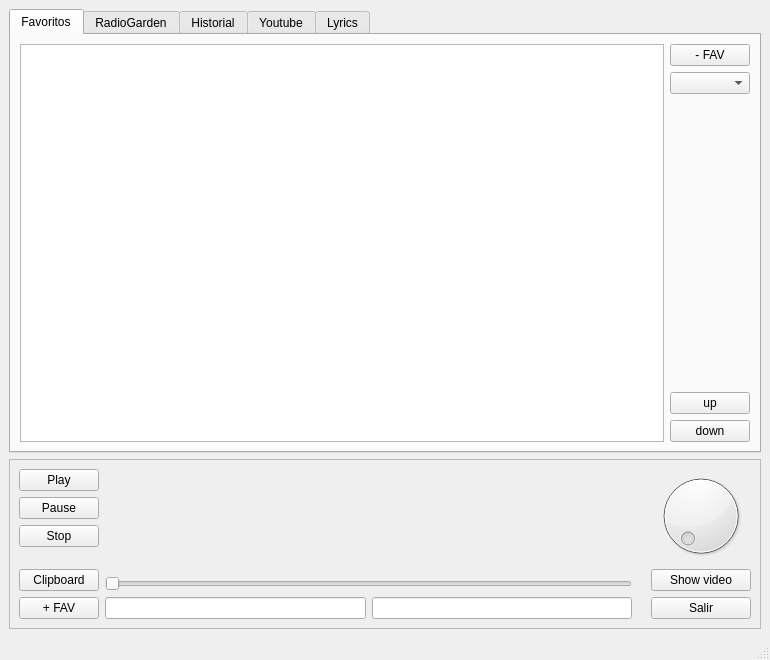
Before: the Qt Designer form jardin.ui in waltermas-gitter/jardinderadios, drawn with Qt 5.
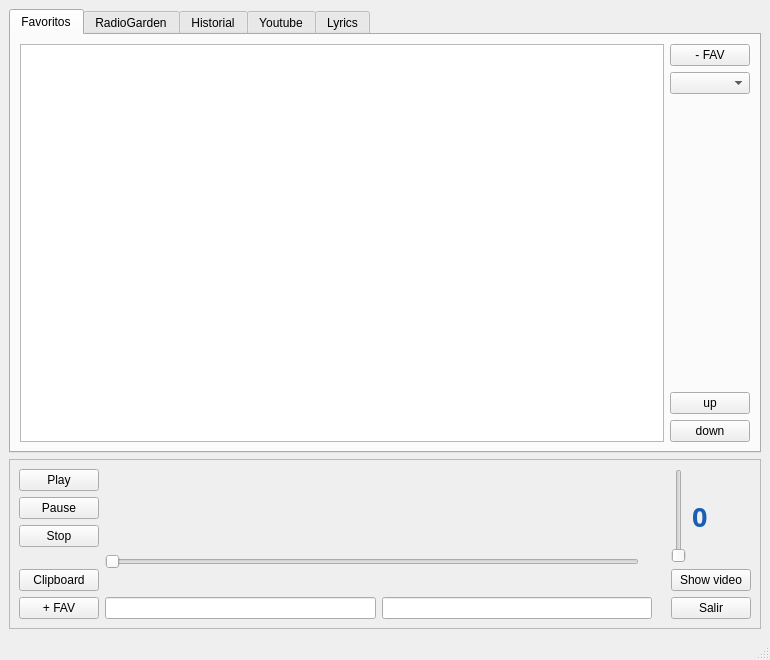
After: the same form once the commit is applied. Icons and pictures are not drawn.

Diff of the .ui file:
```diff
--- a/jardin.ui
+++ b/jardin.ui
@@ -305,7 +305,7 @@
       <property name="frameShadow">
        <enum>QFrame::Raised</enum>
       </property>
-      <layout class="QHBoxLayout" name="horizontalLayout_7">
+      <layout class="QHBoxLayout" name="horizontalLayout_9">
        <item>
         <layout class="QVBoxLayout" name="verticalLayout">
          <item>
@@ -385,11 +385,22 @@
           </layout>
          </item>
          <item>
-          <widget class="QSlider" name="timeSlider">
-           <property name="orientation">
-            <enum>Qt::Horizontal</enum>
-           </property>
-          </widget>
+          <layout class="QHBoxLayout" name="horizontalLayout_7">
+           <item>
+            <widget class="QSlider" name="timeSlider">
+             <property name="orientation">
+              <enum>Qt::Horizontal</enum>
+             </property>
+            </widget>
+           </item>
+           <item>
+            <widget class="QLabel" name="posLabel">
+             <property name="text">
+              <string/>
+             </property>
+            </widget>
+           </item>
+          </layout>
          </item>
          <item>
           <layout class="QHBoxLayout" name="horizontalLayout_6">
@@ -413,7 +424,42 @@
        <item>
         <layout class="QVBoxLayout" name="verticalLayout_9">
          <item>
-          <widget class="QDial" name="volumeDial"/>
+          <layout class="QHBoxLayout" name="horizontalLayout_10">
+           <item>
+            <widget class="QSlider" name="volumeDial">
+             <property name="minimumSize">
+              <size>
+               <width>0</width>
+               <height>0</height>
+              </size>
+             </property>
+             <property name="orientation">
+              <enum>Qt::Vertical</enum>
+             </property>
+            </widget>
+           </item>
+           <item>
+            <widget class="QLabel" name="volumeLevelLabel">
+             <property name="font">
+              <font>
+               <family>Noto Sans</family>
+               <pointsize>20</pointsize>
+               <weight>75</weight>
+               <bold>true</bold>
+              </font>
+             </property>
+             <property name="layoutDirection">
+              <enum>Qt::LeftToRight</enum>
+             </property>
+             <property name="styleSheet">
+              <string notr="true">color: rgb(26, 95, 180);</string>
+             </property>
+             <property name="text">
+              <string>0</string>
+             </property>
+            </widget>
+           </item>
+          </layout>
          </item>
          <item>
           <widget class="QPushButton" name="videoPushButton">
```
Left out of the diff: 1 changed line with no effect on the pictures.
